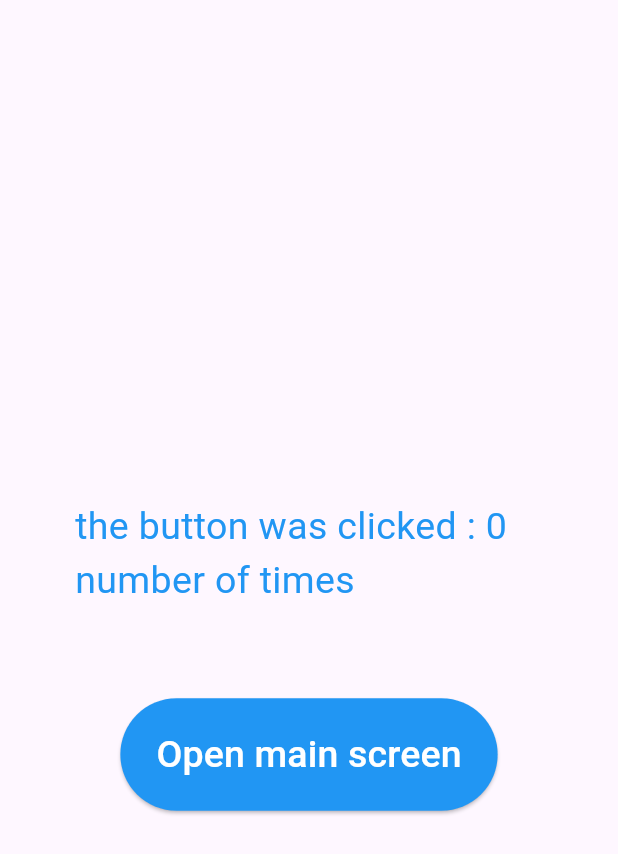
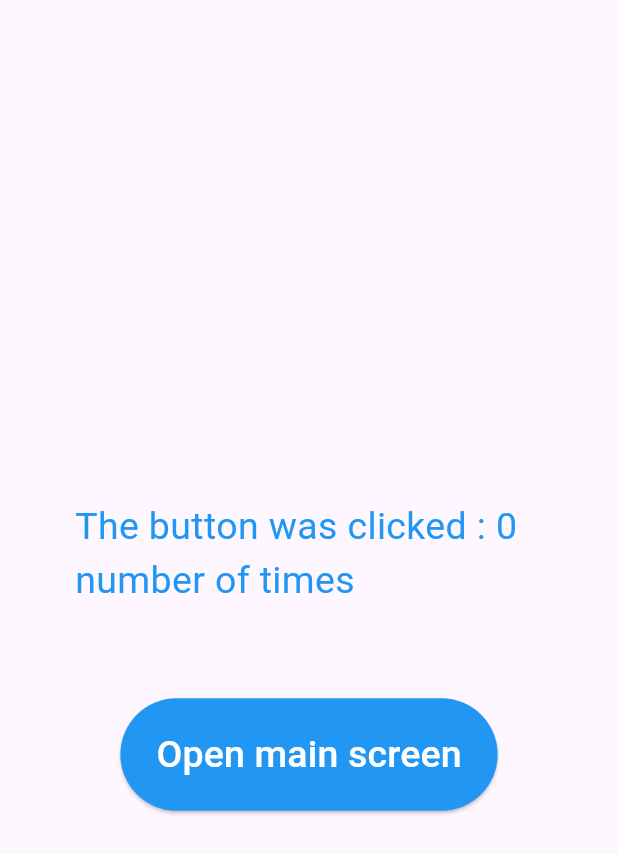
Before and after one commit to MRNOONE333/flutter-getX-implementation, a Flutter app: the screen it shows after launch, after a tap on "Open other screen", on a phone screen of 412 x 824 dp. Shown: the top 854 px of the screen. Run offline on Flutter 3.47's test engine with Material 3 defaults, Android fonts, the phone set to English and light mode, and no system bars; our stand-ins replace get.

Commit message:
ui changes

```diff
--- a/lib/screens/Home.dart
+++ b/lib/screens/Home.dart
@@ -33,6 +33,7 @@ class HomeScreen extends StatelessWidget {
         ),
       ),
       floatingActionButton: FloatingActionButton(
+        backgroundColor: Colors.blue,
         onPressed: () {
           counterController.increment();
         },
--- a/lib/screens/other.dart
+++ b/lib/screens/other.dart
@@ -15,7 +15,7 @@ class OtherScreen extends StatelessWidget {
           children: [
             Padding(
               padding: const EdgeInsets.all(50.0),
-              child: Text('the button was clicked : ${_counterController.counter.value} number of times',
+              child: Text('The button was clicked : ${_counterController.counter.value} number of times',
               style: TextStyle(fontSize: 25,color: Colors.blue),),
             ),
             SizedBox(
```
